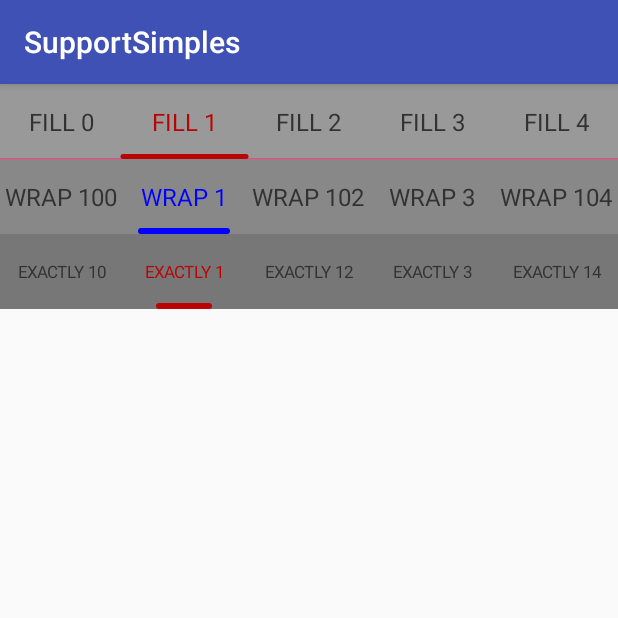
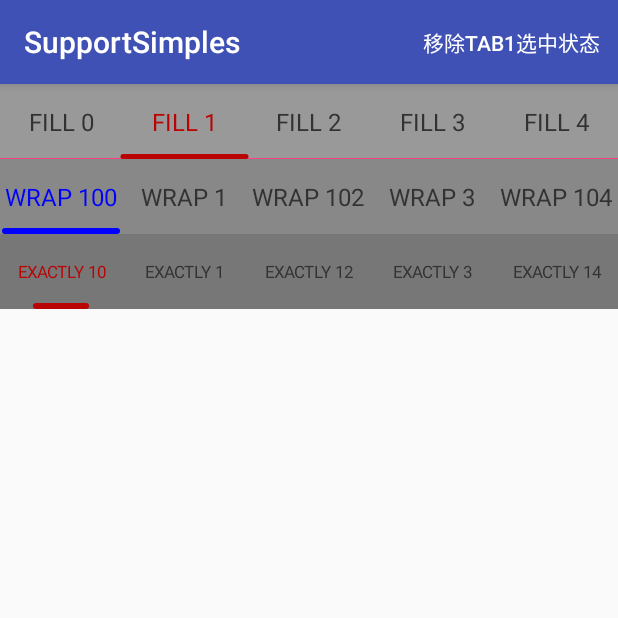
Before and after one commit to GaiayAndroid/SupportSimples, an Android app: the CommonTabLayoutActivity screen opened directly, with no data from a screen before it, after a tap on an icon or button, on a phone screen of 412 x 824 dp, the top half of it. Run offline under Robolectric (Android 15) with nearby library versions, the phone set to English and light mode, and no system bars; 1 statement that could not run was skipped; 2 other taps on this screen came first.

```diff
--- a/app/src/main/java/cn/gaiay/supportsimples/tablayout/CommonTabLayoutActivity.java
+++ b/app/src/main/java/cn/gaiay/supportsimples/tablayout/CommonTabLayoutActivity.java
@@ -6,6 +6,8 @@ import android.support.annotation.Nullable;
 import android.support.v4.app.Fragment;
 import android.support.v4.view.ViewPager;
 import android.support.v7.app.AppCompatActivity;
+import android.view.Menu;
+import android.view.MenuItem;
 
 import com.gaiay.library.tablayout.CommonTabLayout;
 import com.gaiay.library.tablayout.adapter.TitleTabAdapter;
@@ -61,7 +63,7 @@ public class CommonTabLayoutActivity extends AppCompatActivity {
         StripTabIndicator indicator = new StripTabIndicator(this, StripTabIndicator.MODE_FILL);
         indicator.setIndicatorHeight(5);
         tabLayout1.setTabIndicator(indicator);
-        tabLayout1.setViewPager(pager);
+//        tabLayout1.setViewPager(pager);
         tabLayout1.setup();
     }
 
@@ -86,4 +88,21 @@ public class CommonTabLayoutActivity extends AppCompatActivity {
         tabLayout3.setViewPager(pager);
         tabLayout3.setup();
     }
+
+    @Override
+    public boolean onCreateOptionsMenu(Menu menu) {
+        getMenuInflater().inflate(R.menu.tablayout_common, menu);
+        return true;
+    }
+
+    @Override
+    public boolean onOptionsItemSelected(MenuItem item) {
+        super.onOptionsItemSelected(item);
+        switch (item.getItemId()) {
+            case R.id.action_clear_tab1:
+                tabLayout1.setCurrentItem(-1);
+                break;
+        }
+        return true;
+    }
 }
--- /dev/null
+++ b/app/src/main/res/menu/tablayout_common.xml
@@ -0,0 +1,5 @@
+<?xml version="1.0" encoding="utf-8"?>
+<menu xmlns:android="http://schemas.android.com/apk/res/android"
+    xmlns:app="http://schemas.android.com/apk/res-auto">
+    <item android:id="@+id/action_clear_tab1" android:title="移除Tab1选中状态" app:showAsAction="always" />
+</menu>
--- a/tablayout-support/src/main/java/com/gaiay/library/tablayout/CommonTabLayout.java
+++ b/tablayout-support/src/main/java/com/gaiay/library/tablayout/CommonTabLayout.java
@@ -206,9 +206,12 @@ public class CommonTabLayout extends LinearLayout implements ICommonTabLayout {
         }
     }
 
+    /**
+     * @param position <0：表示清空所有的选中状态；>=0：表示选中对应的tab
+     */
     @Override
     public void setCurrentItem(int position) {
-        if (mIndicator != null && mViewPager == null) {
+        if (mIndicator != null && mViewPager == null && getChildCount() > 0) {
             onSelected(position);
         }
         this.mCurrentItem = position;
--- a/tablayout-support/src/main/java/com/gaiay/library/tablayout/ScrollableTabLayout.java
+++ b/tablayout-support/src/main/java/com/gaiay/library/tablayout/ScrollableTabLayout.java
@@ -118,9 +118,12 @@ public class ScrollableTabLayout extends HorizontalScrollView implements ICommon
         }
     }
 
+    /**
+     * @param position <0：表示清空所有的选中状态；>=0：表示选中对应的tab
+     */
     @Override
     public void setCurrentItem(int position) {
-        if (mTabLayout.getViewPager() == null) {
+        if (mTabLayout.getViewPager() == null && getChildCount() > 0) {
             scrollToPosition(position);
         }
         mTabLayout.setCurrentItem(position);
--- a/tablayout-support/src/main/java/com/gaiay/library/tablayout/indicator/StripTabIndicator.java
+++ b/tablayout-support/src/main/java/com/gaiay/library/tablayout/indicator/StripTabIndicator.java
@@ -66,12 +66,14 @@ public class StripTabIndicator extends TabIndicator {
             mPaint.setStrokeCap(Paint.Cap.ROUND);
             mPaint.setStrokeWidth(mIndicatorHeight);
         }
-        c.drawLine(mRect.left, mRect.bottom, mRect.right, mRect.bottom, mPaint);
+        if (mRect != null) {
+            c.drawLine(mRect.left, mRect.bottom, mRect.right, mRect.bottom, mPaint);
+        }
     }
 
     @Override
     protected boolean onScrolled(int position, float positionOffset, CommonTabLayout tabLayout) {
-        RectF rect =  buildRect(position, positionOffset, tabLayout);
+        RectF rect = buildRect(position, positionOffset, tabLayout);
         if (mRect != null && rect != null && mRect.equals(rect)) {
             return false;
         }
@@ -80,13 +82,16 @@ public class StripTabIndicator extends TabIndicator {
     }
 
     private RectF buildRect(int position, float positionOffset, CommonTabLayout tabLayout) {
+        RectF rect = new RectF();
+        if (position < 0) {
+            return rect;
+        }
         final View selectedChild = tabLayout.getChildAt(position);
         final View nextChild = position + 1 < tabLayout.getChildCount() ? tabLayout.getChildAt(position + 1) : null;
 
         final int selectedWidth = selectedChild.getWidth();
         final int nextWidth = nextChild != null ? nextChild.getWidth() : 0;
 
-        RectF rect = new RectF();
         // 改成了drawLine，不需要top属性
 //        rect.top = tabLayout.getHeight() - mIndicatorHeight - mIndicatorMargin;
         // 之所以减去mIndicatorHeightHalf，是因为画线的时候，是从线的中间坐标开始画
```
